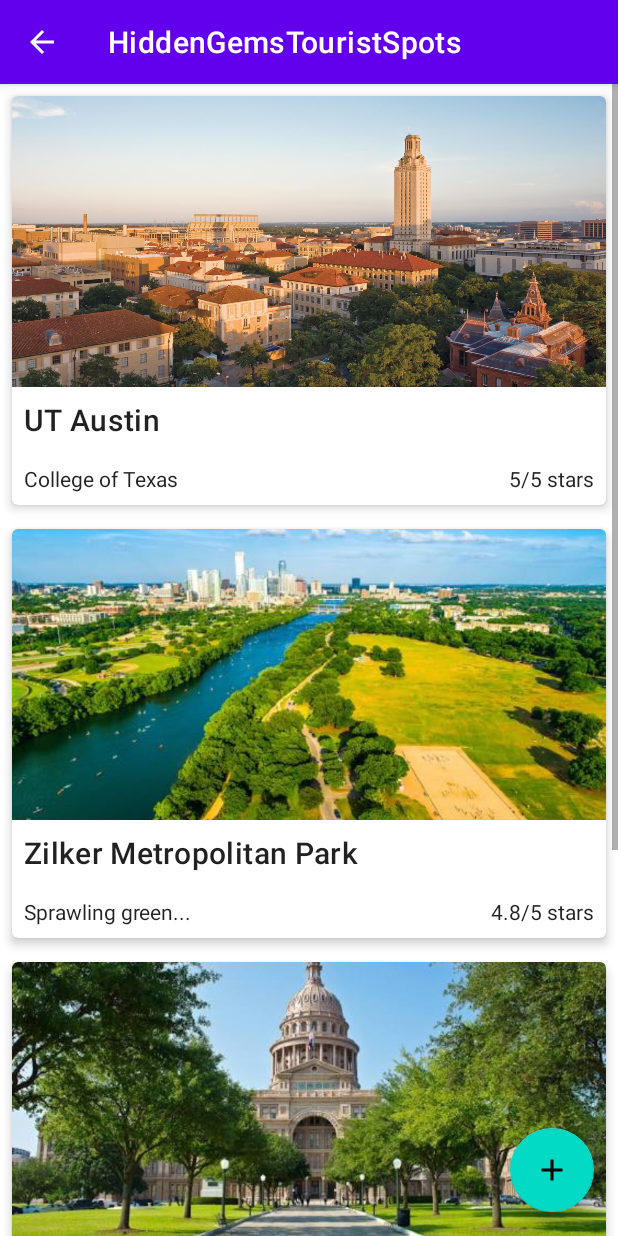
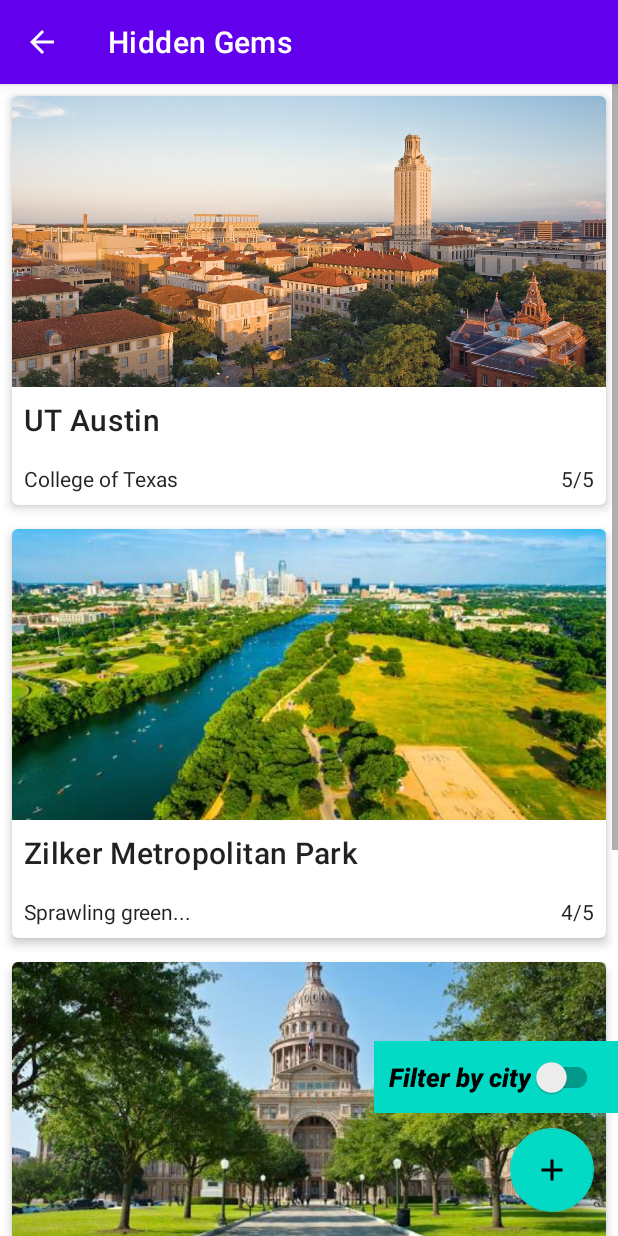
Before and after one commit to aichuley/HiddenGemsTouristSpots, an Android app: the screen it shows after launch (VerticalListActivity), after a tap on "VIEW HIDDEN GEMS", on a phone screen of 412 x 824 dp. Run offline under Robolectric (Android 15) with nearby library versions, the phone set to English and light mode, and no system bars; our stand-ins replace Room's generated code; pictures from the network do not load.

Commit message:
Saving user location and filtering spots by location

```diff
--- a/app/src/main/java/com/example/hiddengemstouristspots/AddRatingActivity.kt
+++ b/app/src/main/java/com/example/hiddengemstouristspots/AddRatingActivity.kt
@@ -49,12 +49,13 @@ class AddRatingActivity : AppCompatActivity() {
         setContentView(R.layout.add_rating)
         binding = AddRatingBinding.inflate(layoutInflater)
         setContentView(binding.root)
+        supportActionBar?.title = "Hidden Gems"
 
         supportActionBar?.setDisplayHomeAsUpEnabled(true)
         val editText = findViewById<EditText>(R.id.spotVal)
 
         // Assigning filters
-        editText.filters = arrayOf<InputFilter>(MinMaxFilter(0, 5))
+//        editText.filters = arrayOf<InputFilter>(MinMaxFilter(0, 5))
 
         binding.selectImageButton.setOnClickListener{
             val intent = Intent(Intent.ACTION_OPEN_DOCUMENT, MediaStore.Images.Media.INTERNAL_CONTENT_URI)
@@ -91,7 +92,7 @@ class AddRatingActivity : AppCompatActivity() {
             animator.start()
         }
 
-        val ratingRatingBar: RatingBar = binding.ratingStars
+        val ratingRatingBar = binding.ratingStars
 
         binding.submitRating.setOnClickListener{
 
@@ -151,6 +152,7 @@ class AddRatingActivity : AppCompatActivity() {
                 setResult(Activity.RESULT_OK, replyIntent)
                 finish()
 
+
             }
 
 
--- a/app/src/main/java/com/example/hiddengemstouristspots/CardDetailedActivity.kt
+++ b/app/src/main/java/com/example/hiddengemstouristspots/CardDetailedActivity.kt
@@ -17,6 +17,8 @@ class CardDetailedActivity : AppCompatActivity(){
         setContentView(R.layout.card_detailed)
         binding = CardDetailedBinding.inflate(layoutInflater)
         setContentView(binding.root)
+
+        supportActionBar?.title = "Hidden Gems"
 
         val name = getIntent().getStringExtra("NAME")
         val long_summary = getIntent().getStringExtra("LONG_REVIEW")
--- a/app/src/main/java/com/example/hiddengemstouristspots/MainActivity.kt
+++ b/app/src/main/java/com/example/hiddengemstouristspots/MainActivity.kt
@@ -21,11 +21,8 @@ class MainActivity : AppCompatActivity() {
     override fun onCreate(savedInstanceState: Bundle?) {
         super.onCreate(savedInstanceState)
         setContentView(R.layout.activity_main)
-        // Setup view binding
 
-
-
-
+        supportActionBar?.title = "Hidden Gems"
 
         binding = ActivityMainBinding.inflate(layoutInflater)
         setContentView(binding.root)
--- a/app/src/main/java/com/example/hiddengemstouristspots/data/SpotDAO.kt
+++ b/app/src/main/java/com/example/hiddengemstouristspots/data/SpotDAO.kt
@@ -13,4 +13,8 @@ interface SpotDAO {
 
     @Insert(onConflict = OnConflictStrategy.IGNORE)
     suspend fun insert(spot: Spot)
+
+    @Query("SELECT * FROM spot_table WHERE city = :cityName")
+    fun getFilteredSpots(cityName: String): Flow<List<Spot>>
+
 }
--- a/app/src/main/java/com/example/hiddengemstouristspots/data/SpotRepository.kt
+++ b/app/src/main/java/com/example/hiddengemstouristspots/data/SpotRepository.kt
@@ -17,4 +17,9 @@ class SpotRepository(private val spotDao: SpotDAO) {
     suspend fun insert(spot: Spot) {
         spotDao.insert(spot)
     }
+
+    @WorkerThread
+    fun getFilteredSpots(cityName: String): Flow<List<Spot>> {
+        return spotDao.getFilteredSpots(cityName)
+    }
 }
--- a/app/src/main/java/com/example/hiddengemstouristspots/data/SpotRoomDatabase.kt
+++ b/app/src/main/java/com/example/hiddengemstouristspots/data/SpotRoomDatabase.kt
@@ -13,6 +13,7 @@ import kotlinx.coroutines.launch
 public abstract class SpotRoomDatabase : RoomDatabase() {
 
     abstract fun spotDao(): SpotDAO
+
 
     companion object {
         // Singleton prevents multiple instances of database opening at the
@@ -56,8 +57,8 @@ public abstract class SpotRoomDatabase : RoomDatabase() {
                 "",
                 "UT Austin",
                 "College of Texas",
-                "5/5 stars",
-                "Lorem ipsum dolor sit amet, consectetur adipiscing elit, sed do eiusmod tempor incididunt ut labore et dolore magna aliqua. Ut enim ad minim veniam, quis nostrud exercitation ullamco laboris nisi ut aliquip ex ea commodo consequat. Duis aute irure dolor in reprehenderit in voluptate velit esse cillum dolore eu fugiat nulla pariatur. Excepteur sint occaecat cupidatat non proident, sunt in culpa qui officia deserunt mollit anim id est laborum."
+                "5/5",
+                "The University of Texas at Austin is a public research university in Austin, Texas. It was founded in 1883 and is the oldest institution in the University of Texas System."
                 , "Austin"
             )
             spotDao.insert(spot)
@@ -67,8 +68,8 @@ public abstract class SpotRoomDatabase : RoomDatabase() {
                 "",
                 "Zilker Metropolitan Park",
                 "Sprawling green...",
-                "4.8/5 stars",
-                "Lorem ipsum dolor sit amet, consectetur adipiscing elit, sed do eiusmod tempor incididunt ut labore et dolore magna aliqua. Ut enim ad minim veniam, quis nostrud exercitation ullamco laboris nisi ut aliquip ex ea commodo consequat. Duis aute irure dolor in reprehenderit in voluptate velit esse cillum dolore eu fugiat nulla pariatur. Excepteur sint occaecat cupidatat non proident, sunt in culpa qui officia deserunt mollit anim id est laborum."
+                "4/5",
+                "Zilker Metropolitan Park is a recreational area in south Austin, Texas at the juncture of Barton Creek and the Colorado River that comprises over 350 acres of publicly owned land. It is named after its benefactor, Andrew Jackson Zilker, who donated the land to the city in 1917."
                 , "Austin"
             )
             spotDao.insert(spot)
@@ -78,8 +79,8 @@ public abstract class SpotRoomDatabase : RoomDatabase() {
                 "",
                 "Texas Capitol",
                 "Home to the state...",
-                "4.7/5 stars",
-                "Lorem ipsum dolor sit amet, consectetur adipiscing elit, sed do eiusmod tempor incididunt ut labore et dolore magna aliqua. Ut enim ad minim veniam, quis nostrud exercitation ullamco laboris nisi ut aliquip ex ea commodo consequat. Duis aute irure dolor in reprehenderit in voluptate velit esse cillum dolore eu fugiat nulla pariatur. Excepteur sint occaecat cupidatat non proident, sunt in culpa qui officia deserunt mollit anim id est laborum."
+                "4.5/5",
+                "The Texas State Capitol is the capitol and seat of government of the American state of Texas. Located in downtown Austin, Texas, the structure houses the offices and chambers of the Texas Legislature and of the Governor of Texas."
                 , "Austin"
             )
             spotDao.insert(spot)
@@ -89,9 +90,9 @@ public abstract class SpotRoomDatabase : RoomDatabase() {
                 "",
                 "Blanton Museum of Art",
                 "Art collection of...",
-                "4.6/5 stars",
-                "Lorem ipsum dolor sit amet, consectetur adipiscing elit, sed do eiusmod tempor incididunt ut labore et dolore magna aliqua. Ut enim ad minim veniam, quis nostrud exercitation ullamco laboris nisi ut aliquip ex ea commodo consequat. Duis aute irure dolor in reprehenderit in voluptate velit esse cillum dolore eu fugiat nulla pariatur. Excepteur sint occaecat cupidatat non proident, sunt in culpa qui officia deserunt mollit anim id est laborum."
-                , "Austin"
+                "4.5/5",
+                "The Jack S. Blanton Museum of Art at the University of Texas at Austin is one of the largest university art museums in the U.S. with 189,340 square feet devoted to temporary exhibitions, permanent collection galleries, storage, administrative offices, classrooms, a print study room, an auditorium, shop, and cafe.",
+                "Austin"
             )
             spotDao.insert(spot)
         }
--- a/app/src/main/java/com/example/hiddengemstouristspots/data/SpotViewModel.kt
+++ b/app/src/main/java/com/example/hiddengemstouristspots/data/SpotViewModel.kt
@@ -18,6 +18,12 @@ class SpotViewModel(private val repository: SpotRepository) : ViewModel() {
     fun insert(spot: Spot) = viewModelScope.launch {
         repository.insert(spot)
     }
+
+
+
+    fun getFilteredSpots(cityName: String): LiveData<List<Spot>>  {
+        return repository.getFilteredSpots(cityName).asLiveData()
+    }
 }
 
 class SpotViewModelFactory(private val repository: SpotRepository) : ViewModelProvider.Factory {
--- a/app/src/main/res/layout/activity_vertical_list.xml
+++ b/app/src/main/res/layout/activity_vertical_list.xml
@@ -24,4 +24,20 @@
         android:contentDescription="@string/add_rating"
         android:src="@drawable/ic_baseline_add_24"/>
 
+    <androidx.appcompat.widget.SwitchCompat
+        android:id="@+id/filter_switch"
+        android:layout_width="wrap_content"
+        android:layout_height="wrap_content"
+        app:layout_constraintBottom_toTopOf="@id/fab"
+        app:layout_constraintEnd_toEndOf="parent"
+        android:layout_marginBottom="10dp"
+        android:text="Filter by city"
+        android:textSize="17sp"
+        android:textStyle="italic"
+        android:paddingStart="10dp"
+        android:paddingEnd="10dp"
+        android:background="@color/teal_200"
+        android:fontFamily="sans-serif-black"/>
+
+
 </androidx.constraintlayout.widget.ConstraintLayout>
--- a/app/src/main/res/layout/card_detailed.xml
+++ b/app/src/main/res/layout/card_detailed.xml
@@ -20,9 +20,8 @@
 
         <ImageView
             android:id="@+id/image"
-            android:layout_width="250dp"
-            android:layout_height="250dp"
-            android:layout_marginTop="50dp"
+            android:layout_width="match_parent"
+            android:layout_height="300dp"
             app:layout_constraintEnd_toEndOf="parent"
             app:layout_constraintStart_toStartOf="parent"
             app:layout_constraintTop_toTopOf="parent" />
--- a/app/src/main/res/values/strings.xml
+++ b/app/src/main/res/values/strings.xml
@@ -10,6 +10,7 @@
     <string name="add_hidden_gem">Add hidden gem</string>
     <string name="view_hidden_gems">View Hidden Gems</string>
     <string name="settings">Settings</string>
+    <string name="rating">Rating: %1$s/5</string>
 
 
 
@@ -34,4 +35,9 @@
     <string name="type_a_city">Type A City</string>
     <string name="or_enter_city">Or Enter City</string>
     <string name="set_your_city">Set Your City</string>
+    <string name="select_image">Select image</string>
+    <string name="enter_experience_name">Enter Experience name</string>
+    <string name="type_a_name">Type a name</string>
+    <string name="enter_city">Enter City:</string>
+    <string name="filter_by_city">Filter by city:</string>
 </resources>
```
Also changed, not shown: app/src/main/java/com/example/hiddengemstouristspots/SettingsActivity.kt (+47 -26 lines), app/src/main/java/com/example/hiddengemstouristspots/VerticalListActivity.kt (+62 -7 lines), app/src/main/res/layout/activity_settings.xml (+4 -3 lines), app/src/main/res/layout/add_rating.xml (+13 -12 lines).
